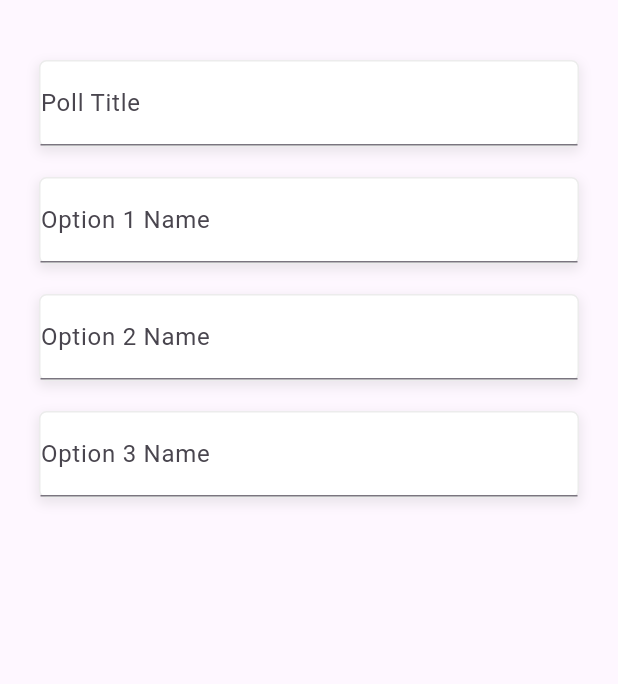
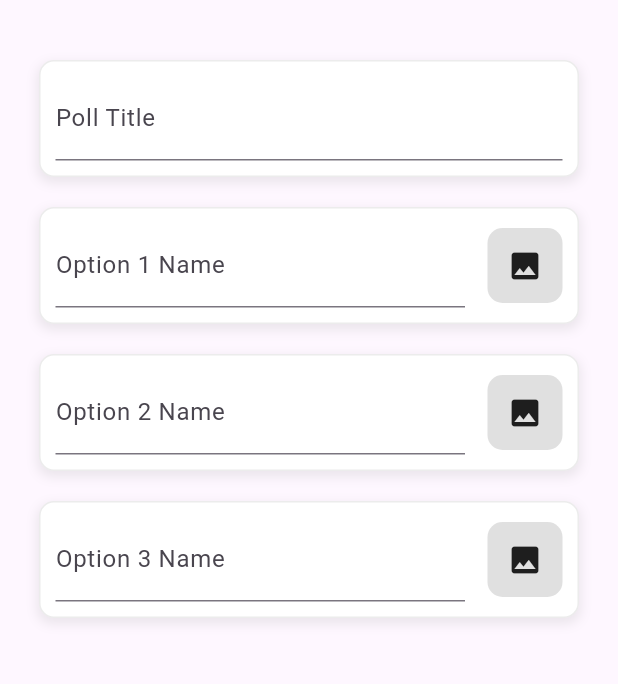
Before and after one commit to AegonZF/flutter_course_app, a Flutter app: the CreatePollScreen screen opened directly, on a phone screen of 412 x 824 dp, the part 63-747 px from its top. Run offline on Flutter 3.47's test engine with Material 3 defaults, Android fonts, the phone set to English and light mode, and no system bars; our stand-ins replace firebase_auth, firebase_core, google_sign_in, image_picker, page_transition; accounts and stored records are empty.

Commit message:
feature: Image picker

```diff
--- a/lib/Screens/Home Screen/create_poll_screen.dart
+++ b/lib/Screens/Home Screen/create_poll_screen.dart
@@ -1,4 +1,7 @@
+import 'dart:io';
+
 import 'package:flutter/material.dart';
+import 'package:image_picker/image_picker.dart';
 
 class CreatePollScreen extends StatefulWidget {
   const CreatePollScreen({super.key});
@@ -14,6 +17,8 @@ class _CreatePollScreenState extends State<CreatePollScreen> {
     TextEditingController(),
     TextEditingController(),
   ];
+  final List<File?> optionImages = [null, null, null];
+  final ImagePicker _imagePicker = ImagePicker();
   @override
   Widget build(BuildContext context) {
     return Scaffold(
@@ -24,9 +29,11 @@ class _CreatePollScreenState extends State<CreatePollScreen> {
           children: [
             Container(
               margin: const EdgeInsets.all(10),
+              padding: const EdgeInsets.all(10),
+
               decoration: BoxDecoration(
                 color: Colors.white,
-                borderRadius: BorderRadius.circular(5),
+                borderRadius: BorderRadius.circular(10),
                 border: Border.all(color: Colors.grey.withOpacity(0.2)),
                 boxShadow: [
                   BoxShadow(
@@ -45,9 +52,10 @@ class _CreatePollScreenState extends State<CreatePollScreen> {
             for (int i = 0; i < 3; i++)
               Container(
                 margin: const EdgeInsets.all(10),
+                padding: const EdgeInsets.all(10),
                 decoration: BoxDecoration(
                   color: Colors.white,
-                  borderRadius: BorderRadius.circular(5),
+                  borderRadius: BorderRadius.circular(10),
                   border: Border.all(color: Colors.grey.withOpacity(0.2)),
                   boxShadow: [
                     BoxShadow(
@@ -68,6 +76,31 @@ class _CreatePollScreenState extends State<CreatePollScreen> {
                         ),
                       ),
                     ),
+                    SizedBox(width: 15),
+                    GestureDetector(
+                      onTap: () {
+                        pickImage(i);
+                      },
+                      child: optionImages[i] != null
+                          ? ClipRRect(
+                              borderRadius: BorderRadius.circular(10),
+                              child: Image.file(
+                                optionImages[i]!,
+                                height: 50,
+                                width: 50,
+                                fit: BoxFit.cover,
+                              ),
+                            )
+                          : Container(
+                              decoration: BoxDecoration(
+                                color: Colors.grey[300],
+                                borderRadius: BorderRadius.circular(10),
+                              ),
+                              height: 50,
+                              width: 50,
+                              child: Icon(Icons.image),
+                            ),
+                    ),
                   ],
                 ),
               ),
@@ -76,4 +109,14 @@ class _CreatePollScreenState extends State<CreatePollScreen> {
       ),
     );
   }
+
+  Future<void> pickImage(int i) async {
+    final pickedFile = await _imagePicker.pickImage(
+      source: ImageSource.gallery,
+    );
+    if (pickedFile != null) {
+      optionImages[i] = File(pickedFile.path);
+      setState(() {});
+    }
+  }
 }
--- a/pubspec.yaml
+++ b/pubspec.yaml
@@ -38,6 +38,7 @@ dependencies:
   firebase_auth: ^6.1.2
   google_sign_in: ^6.2.1
   page_transition: ^2.2.1
+  image_picker: ^1.2.1
 
 dev_dependencies:
   flutter_test:
```
Also changed, not shown: pubspec.lock, 5 other files.
